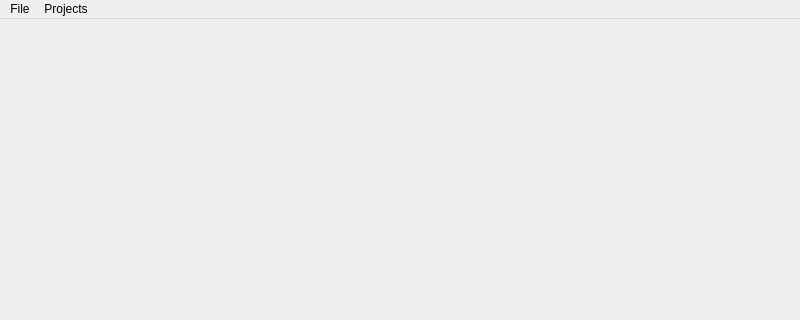
Qt form polylaue/ui/resources/ui/main_window.ui (PolyLaue/PolyLaue) before a commit; both pictures show x 0 to 800 and y 0 to 320 of the 800 by 600 pixel window.
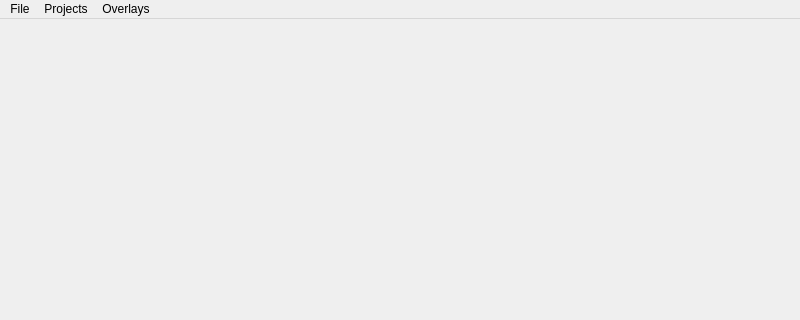
The same form after that commit.

Commit message:
Add reflection overlays
This adds the ability to load an external HDF5 file that
contains crystal info and predicted positions of reflections. If
loaded, the reflections are drawn on the frame as overlays.

What changed in the file:
```diff
--- a/polylaue/ui/resources/ui/main_window.ui
+++ b/polylaue/ui/resources/ui/main_window.ui
@@ -57,8 +57,15 @@
     </property>
     <addaction name="action_open_project_navigator"/>
    </widget>
+   <widget class="QMenu" name="menu_overlays">
+    <property name="title">
+     <string>Overlays</string>
+    </property>
+    <addaction name="action_overlays_reflections"/>
+   </widget>
    <addaction name="menu_file"/>
    <addaction name="menu_projects"/>
+   <addaction name="menu_overlays"/>
   </widget>
   <widget class="QStatusBar" name="status_bar"/>
   <action name="action_open_series">
```
Left out of the diff: 10 changed lines with no effect on the pictures. The commit also changes 14 other files.
